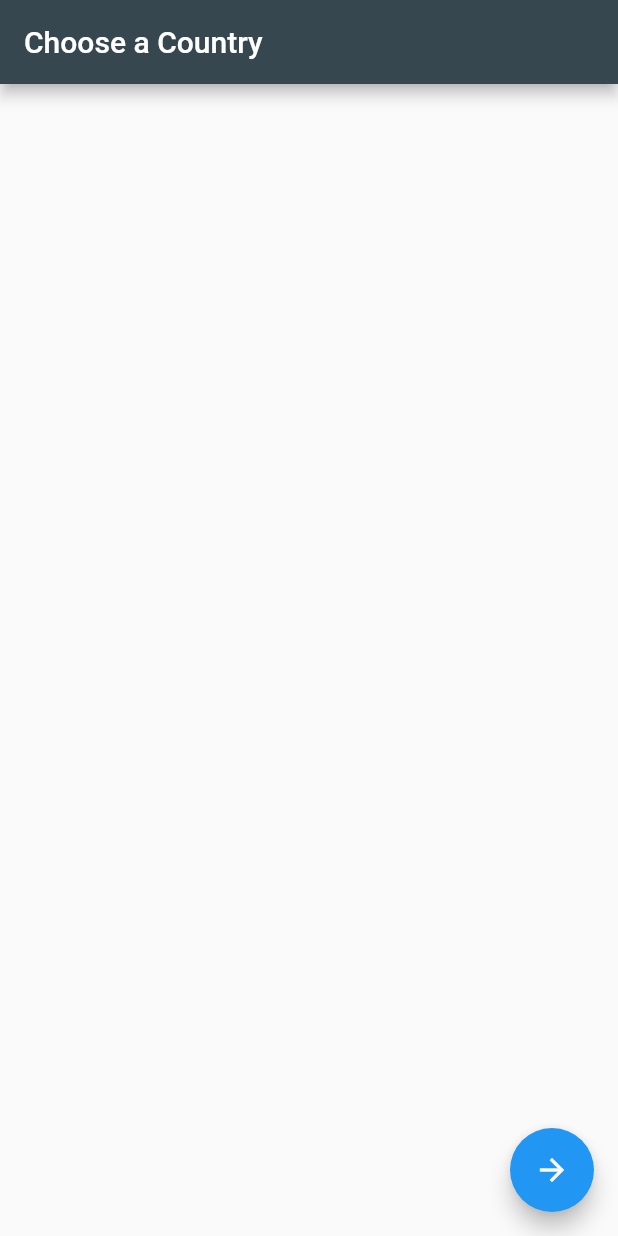
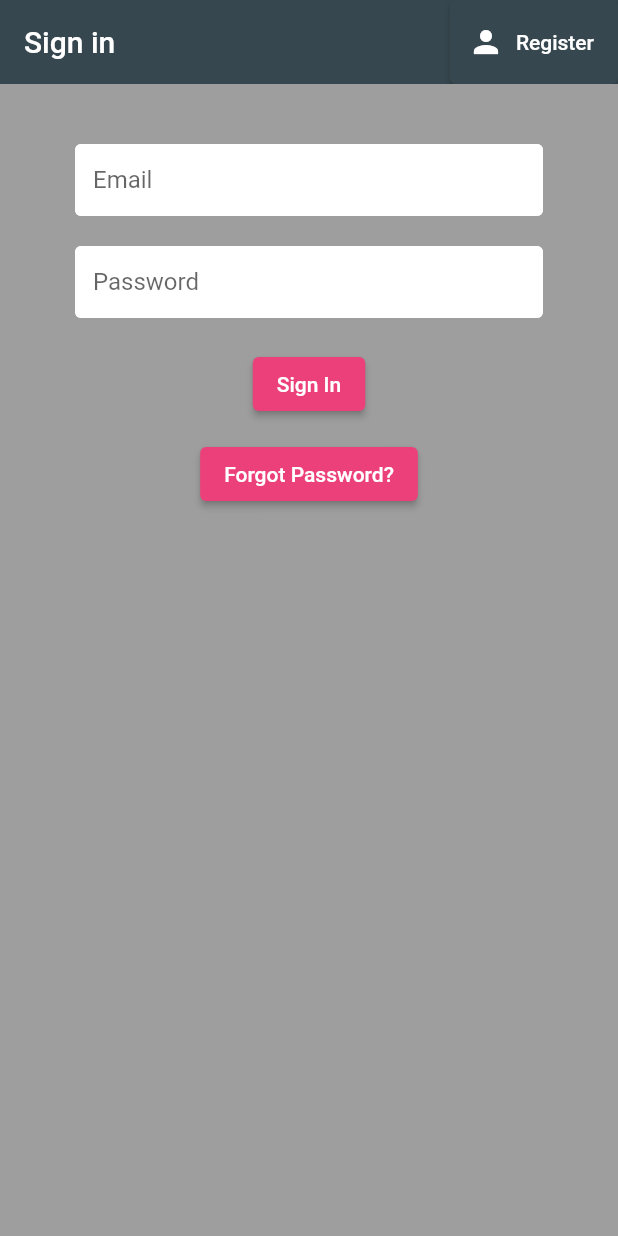
Before and after one commit to youssefchaker/Country-Surfing, a Flutter app: the screen it shows after launch, on a phone screen of 412 x 824 dp. Run offline on Flutter 3.47's test engine with Material 2 defaults, Android fonts, the phone set to English and light mode, and no system bars; our stand-ins replace cached_network_image, cloud_firestore, firebase_auth, firebase_core, flutter_map, latlong2; accounts and stored records are empty.

Commit message:
implemented signup signin password recovery all related files ,fixed the map,app done might add extra functionality

```diff
--- /dev/null
+++ b/lib/auth/authenticate.dart
@@ -0,0 +1,25 @@
+import 'package:flutter/material.dart';
+import 'package:test/auth/register.dart';
+import 'package:test/auth/sign_in.dart';
+
+//this is the widget that decides if the user already has an account or not
+class Authenticate extends StatefulWidget {
+  @override
+  State<Authenticate> createState() => _AuthenticateState();
+}
+
+class _AuthenticateState extends State<Authenticate> {
+  bool showsignin = true;
+  toggleview() {
+    setState(() => showsignin = !showsignin);
+  }
+
+  @override
+  Widget build(BuildContext context) {
+    if (showsignin) {
+      return SignIn(toggleview: toggleview);
+    } else {
+      return Register(toggleview: toggleview);
+    }
+  }
+}
--- /dev/null
+++ b/lib/auth/sign_in.dart
@@ -0,0 +1,128 @@
+import 'package:test/auth/reset_password.dart';
+import 'package:test/services/auth.dart';
+import 'package:flutter/material.dart';
+import 'package:test/shared/constants.dart';
+
+class SignIn extends StatefulWidget {
+  final Function toggleview;
+
+  SignIn({required this.toggleview});
+
+  @override
+  State<SignIn> createState() => _SignInState();
+}
+
+class _SignInState extends State<SignIn> {
+  final AuthService _auth = AuthService();
+  final _formKey = GlobalKey<FormState>();
+
+  //form info
+  String email = '';
+  String password = '';
+  bool loading = false;
+  String err = "";
+  @override
+  Widget build(BuildContext context) {
+    return Scaffold(
+        backgroundColor: Colors.grey,
+        appBar: AppBar(
+          backgroundColor: Colors.blueGrey[800],
+          elevation: 0.0,
+          title: Text('Sign in'),
+          actions: <Widget>[
+            ElevatedButton.icon(
+              onPressed: () => widget.toggleview(),
+              icon: Icon(Icons.person),
+              label: Text("Register"),
+              style: ButtonStyle(
+                backgroundColor:
+                    MaterialStateProperty.all<Color>(Colors.blueGrey[800]!),
+              ),
+            ),
+          ],
+        ),
+        //check if the page is loading or not if so display the loading screen
+        body: loading
+            ? Center(
+                child: CircularProgressIndicator(),
+              )
+            : Container(
+                padding: EdgeInsets.symmetric(vertical: 20.0, horizontal: 50.0),
+                //form and form validation section
+                child: Form(
+                  key: _formKey,
+                  child: Column(
+                    children: <Widget>[
+                      SizedBox(height: 20.0),
+                      TextFormField(
+                        decoration:
+                            textInputDecoration.copyWith(hintText: 'Email'),
+                        validator: (val) =>
+                            val!.isEmpty ? 'Enter an email' : null,
+                        onChanged: (val) {
+                          setState(() => email = val);
+                        },
+                      ),
+                      SizedBox(height: 20.0),
+                      TextFormField(
+                        decoration:
+                            textInputDecoration.copyWith(hintText: 'Password'),
+                        validator: (val) => val!.length < 6
+                            ? 'Enter a password 6+ chars long'
+                            : null,
+                        obscureText: true,
+                        onChanged: (val) {
+                          setState(() => password = val);
+                        },
+                      ),
+                      SizedBox(height: 20.0),
+                      ElevatedButton(
+                          style: ElevatedButton.styleFrom(
+                            backgroundColor: Colors.pink[400],
+                          ),
+                          child: Text(
+                            'Sign In',
+                            style: TextStyle(color: Colors.white),
+                          ),
+                          onPressed: () async {
+                            if (_formKey.currentState!.validate()) {
+                              setState(() => loading = true);
+                              dynamic result = await _auth
+                                  .signInWithEmailAndPassword(email, password);
+                              if (result == null) {
+                                setState(() {
+                                  loading = false;
+                                  err =
+                                      'Could not sign in with those credentials';
+                                });
+                              }
+                            }
+                          }),
+                      SizedBox(height: 12.0),
+                      ElevatedButton(
+                        style: ElevatedButton.styleFrom(
+                          backgroundColor: Colors.pink[400],
+                        ),
+                        child: Text(
+                          'Forgot Password?',
+                          style: TextStyle(color: Colors.white),
+                        ),
+                        onPressed: () {
+                          Navigator.push(
+                            context,
+                            MaterialPageRoute(
+                              builder: (context) => ResetPassword(),
+                            ),
+                          );
+                        },
+                      ),
+                      SizedBox(height: 12.0),
+                      Text(
+                        err,
+                        style: TextStyle(color: Colors.red, fontSize: 14.0),
+                      ),
+                    ],
+                  ),
+                )));
+  }
+}
--- a/lib/main.dart
+++ b/lib/main.dart
@@ -1,11 +1,14 @@
 import 'package:flutter/material.dart';
-import 'package:test/start.dart';
 import 'package:firebase_core/firebase_core.dart';
 import 'package:test/pages/time.dart';
 import 'package:test/pages/info.dart';
 import 'package:test/models/country.dart';
 import 'package:test/pages/quiz.dart';
 import 'package:test/pages/request.dart';
+import 'package:test/models/users.dart';
+import 'package:test/wrapper.dart';
+import 'package:test/services/auth.dart';
+import 'package:provider/provider.dart';
 
 void main() async {
   WidgetsFlutterBinding.ensureInitialized();
@@ -19,24 +22,34 @@ class MainApp extends StatelessWidget {
   @override
   Widget build(BuildContext context) {
     //wrap the app with stream provider to be able to get the user info anywhere
-    return MaterialApp(initialRoute: '/', routes: {
-      '/': (context) => StartPage(),
+    return StreamProvider<Users?>.value(
+        catchError: (_, __) => null,
+        initialData: null,
+        value: AuthService().user,
+        child: MaterialApp(
+          routes: {
             '/time': (context) {
-        final args = ModalRoute.of(context)!.settings.arguments as Country;
+              final args =
+                  ModalRoute.of(context)!.settings.arguments as Country;
               return CountryTime(country: args);
             },
             '/info': (context) {
-        final args = ModalRoute.of(context)!.settings.arguments as Country;
+              final args =
+                  ModalRoute.of(context)!.settings.arguments as Country;
               return CountryInfo(country: args);
             },
             '/quiz': (context) {
-        final args = ModalRoute.of(context)!.settings.arguments as Country;
+              final args =
+                  ModalRoute.of(context)!.settings.arguments as Country;
               return CountryQuiz(country: args);
             },
             '/request': (context) {
-        final args = ModalRoute.of(context)!.settings.arguments as Country;
+              final args =
+                  ModalRoute.of(context)!.settings.arguments as Country;
               return CountryRequest(country: args);
             },
-    });
+          },
+          home: Wrapper(),
+        ));
   }
 }
--- a/lib/start.dart
+++ b/lib/pages/start.dart
@@ -1,6 +1,8 @@
 import 'package:flutter/material.dart';
 import 'package:cloud_firestore/cloud_firestore.dart';
 import 'package:test/models/country.dart';
+import 'package:firebase_core/firebase_core.dart';
+import 'dart:convert';
 
 class StartPage extends StatefulWidget {
   @override
--- /dev/null
+++ b/lib/shared/constants.dart
@@ -0,0 +1,13 @@
+import 'package:flutter/material.dart';
+//used to style input fields to avoid repetetion
+const textInputDecoration = InputDecoration(
+  fillColor: Colors.white,
+  filled: true,
+  contentPadding: EdgeInsets.all(12.0),
+  enabledBorder: OutlineInputBorder(
+    borderSide: BorderSide(color: Colors.white, width: 2.0),
+  ),
+  focusedBorder: OutlineInputBorder(
+    borderSide: BorderSide(color: Colors.pink, width: 2.0),
+  ),
+);
--- /dev/null
+++ b/lib/wrapper.dart
@@ -0,0 +1,20 @@
+import 'package:flutter/material.dart';
+import 'package:test/models/users.dart';
+import 'package:test/pages/start.dart';
+import 'package:test/auth/authenticate.dart';
+import 'package:provider/provider.dart';
+
+//check if user is authenticated or not and display the appropriate page
+class Wrapper extends StatelessWidget {
+  const Wrapper({super.key});
+
+  @override
+  Widget build(BuildContext context) {
+    final user = Provider.of<Users?>(context);
+    if (user == null) {
+      return Authenticate();
+    } else {
+      return StartPage();
+    }
+  }
+}
--- a/pubspec.yaml
+++ b/pubspec.yaml
@@ -40,6 +40,7 @@ dependencies:
   flutter_map: ^3.1.0
   cached_network_image: ^3.2.3
   latlong2: ^0.8.1
+  provider: ^6.0.5
 
 
   # The following adds the Cupertino Icons font to your application.
```
Also changed, not shown: lib/auth/register.dart (added, +118 -0 lines), lib/auth/reset_password.dart (added, +108 -0 lines), lib/services/auth.dart (added, +63 -0 lines), lib/shared/pagedrawer.dart (+15 -0 lines), pubspec.lock. Lines whose indentation alone changed are shown as unchanged.
